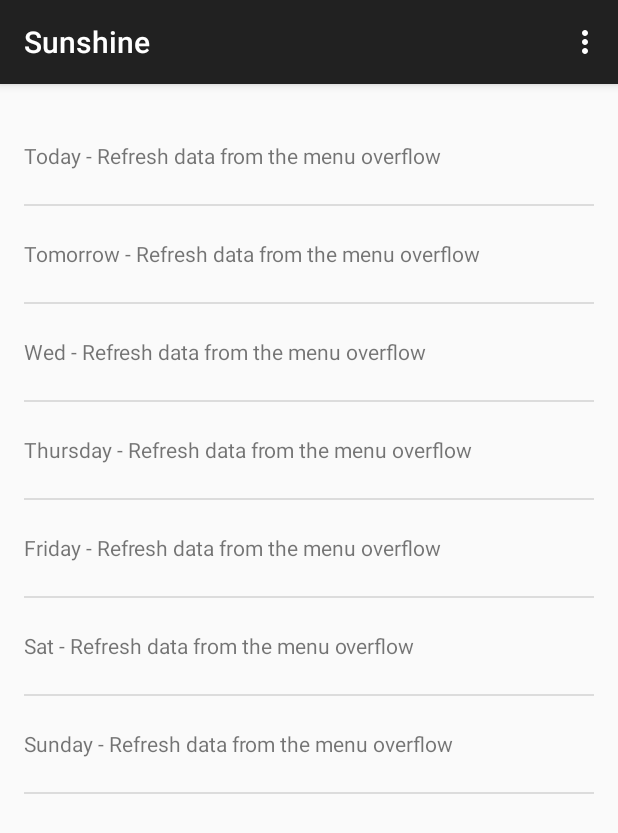
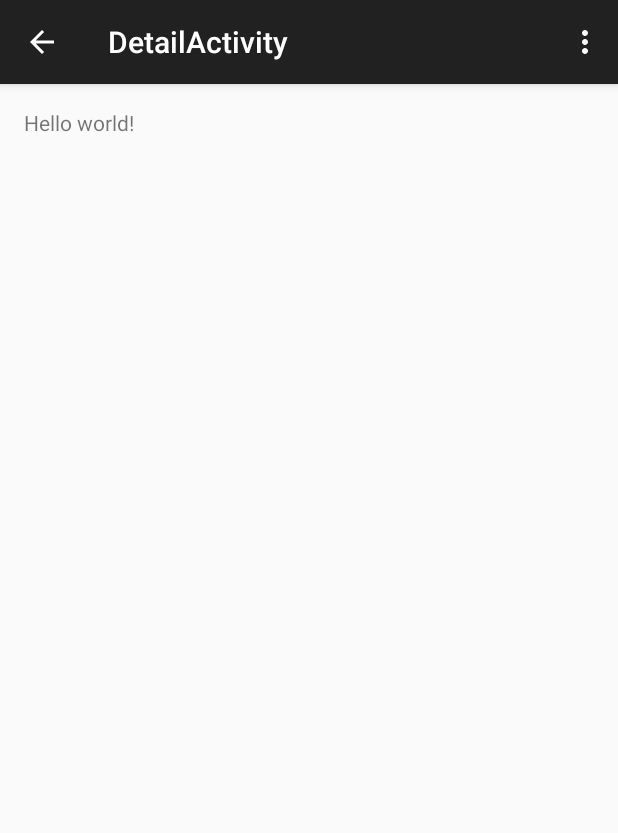
Before and after one commit to andy-andy/Sunshine, an Android app: the screen it shows after launch (MainActivity before the commit, DetailActivity after it), after a tap on "Today - Refresh data from the menu overf", on a phone screen of 412 x 824 dp. Shown: the top 833 px of the screen. Run offline under Robolectric (Android 15) with nearby library versions, the phone set to English and light mode, and no system bars.

Commit message:
Launch DetailActivity

```diff
--- /dev/null
+++ b/app/src/main/java/com/tarapus/sunshine/DetailActivity.java
@@ -0,0 +1,39 @@
+package com.tarapus.sunshine;
+
+import android.support.v7.app.ActionBarActivity;
+import android.os.Bundle;
+import android.support.v7.app.AppCompatActivity;
+import android.view.Menu;
+import android.view.MenuItem;
+
+public class DetailActivity extends AppCompatActivity {
+
+    @Override
+    protected void onCreate(Bundle savedInstanceState) {
+        super.onCreate(savedInstanceState);
+        setContentView(R.layout.activity_detail);
+    }
+
+
+    @Override
+    public boolean onCreateOptionsMenu(Menu menu) {
+        // Inflate the menu; this adds items to the action bar if it is present.
+        getMenuInflater().inflate(R.menu.menu_detail, menu);
+        return true;
+    }
+
+    @Override
+    public boolean onOptionsItemSelected(MenuItem item) {
+        // Handle action bar item clicks here. The action bar will
+        // automatically handle clicks on the Home/Up button, so long
+        // as you specify a parent activity in AndroidManifest.xml.
+        int id = item.getItemId();
+
+        //noinspection SimplifiableIfStatement
+        if (id == R.id.action_settings) {
+            return true;
+        }
+
+        return super.onOptionsItemSelected(item);
+    }
+}
--- /dev/null
+++ b/app/src/main/java/com/tarapus/sunshine/DetailActivityFragment.java
@@ -0,0 +1,22 @@
+package com.tarapus.sunshine;
+
+import android.support.v4.app.Fragment;
+import android.os.Bundle;
+import android.view.LayoutInflater;
+import android.view.View;
+import android.view.ViewGroup;
+
+/**
+ * A placeholder fragment containing a simple view.
+ */
+public class DetailActivityFragment extends Fragment {
+
+    public DetailActivityFragment() {
+    }
+
+    @Override
+    public View onCreateView(LayoutInflater inflater, ViewGroup container,
+                             Bundle savedInstanceState) {
+        return inflater.inflate(R.layout.fragment_detail, container, false);
+    }
+}
--- a/app/src/main/java/com/tarapus/sunshine/MainActivityFragment.java
+++ b/app/src/main/java/com/tarapus/sunshine/MainActivityFragment.java
@@ -1,5 +1,6 @@
 package com.tarapus.sunshine;
 
+import android.content.Intent;
 import android.net.Uri;
 import android.os.AsyncTask;
 import android.os.Bundle;
@@ -90,11 +91,15 @@ public class MainActivityFragment extends Fragment {
 
         ListView listView = (ListView) rootView.findViewById(R.id.list_view_forecast);
         listView.setAdapter(mForecastAdapter);
+        //Implement onItemClickListener
         listView.setOnItemClickListener(new AdapterView.OnItemClickListener() {
             @Override
             public void onItemClick(AdapterView<?> parent, View view, int position, long id) {
                 String forecast = mForecastAdapter.getItem(position);
-                Toast.makeText(getActivity(), forecast, Toast.LENGTH_SHORT ).show();
+                //Start new activity
+                Intent intent = new Intent(getActivity(), DetailActivity.class)
+                        .putExtra(Intent.EXTRA_TEXT, forecast);
+                startActivity(intent);
             }
         });
 
--- /dev/null
+++ b/app/src/main/res/layout/activity_detail.xml
@@ -0,0 +1,5 @@
+<fragment xmlns:android="http://schemas.android.com/apk/res/android"
+    xmlns:tools="http://schemas.android.com/tools" android:id="@+id/fragment"
+    android:name="com.tarapus.sunshine.DetailActivityFragment"
+    tools:layout="@layout/fragment_detail" android:layout_width="match_parent"
+    android:layout_height="match_parent" />
--- /dev/null
+++ b/app/src/main/res/layout/fragment_detail.xml
@@ -0,0 +1,12 @@
+<RelativeLayout xmlns:android="http://schemas.android.com/apk/res/android"
+    xmlns:tools="http://schemas.android.com/tools" android:layout_width="match_parent"
+    android:layout_height="match_parent" android:paddingLeft="@dimen/activity_horizontal_margin"
+    android:paddingRight="@dimen/activity_horizontal_margin"
+    android:paddingTop="@dimen/activity_vertical_margin"
+    android:paddingBottom="@dimen/activity_vertical_margin"
+    tools:context="com.tarapus.sunshine.DetailActivityFragment">
+
+    <TextView android:text="@string/hello_world" android:layout_width="wrap_content"
+        android:layout_height="wrap_content" />
+
+</RelativeLayout>
--- /dev/null
+++ b/app/src/main/res/menu/menu_detail.xml
@@ -0,0 +1,7 @@
+<menu xmlns:android="http://schemas.android.com/apk/res/android"
+    xmlns:app="http://schemas.android.com/apk/res-auto"
+    xmlns:tools="http://schemas.android.com/tools"
+    tools:context="com.tarapus.sunshine.DetailActivity">
+    <item android:id="@+id/action_settings" android:title="@string/action_settings"
+        android:orderInCategory="100" app:showAsAction="never" />
+</menu>
--- a/app/src/main/res/values/strings.xml
+++ b/app/src/main/res/values/strings.xml
@@ -3,4 +3,5 @@
     <string name="hello_world">Hello world!</string>
     <string name="action_settings">Settings</string>
     <string name="action_refresh">Refresh</string>
+    <string name="title_activity_detail">DetailActivity</string>
 </resources>
```
Also changed, not shown: app/src/main/AndroidManifest.xml (+9 -3 lines).
